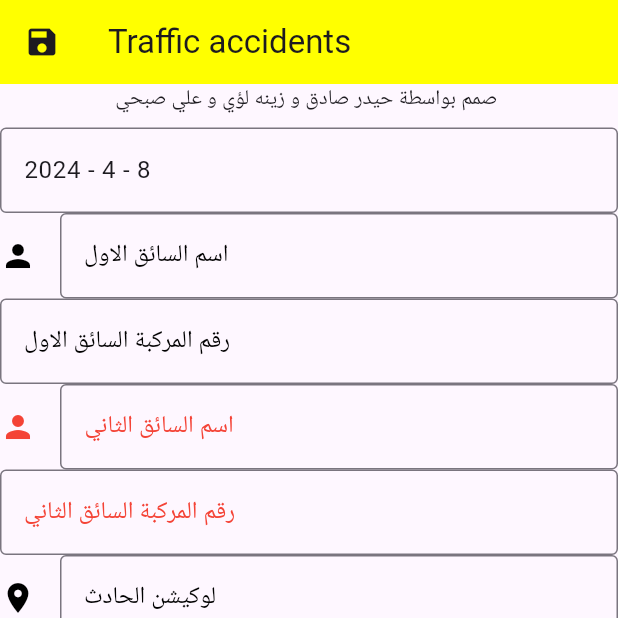
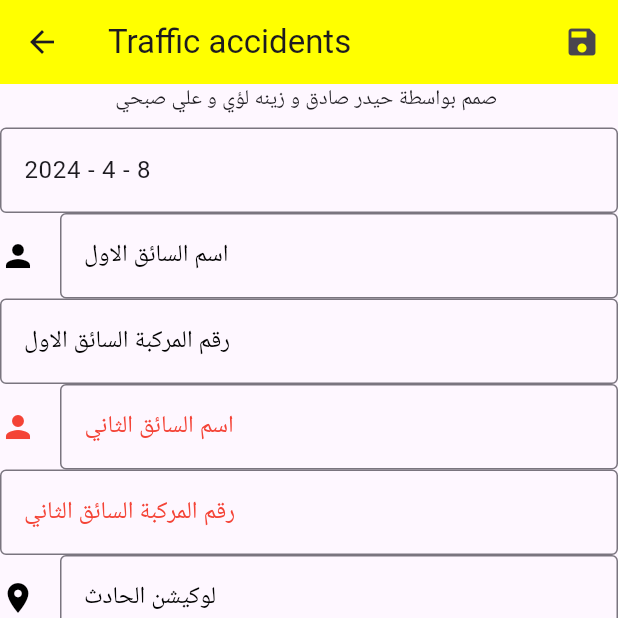
Before and after one commit to Alqdees/Traffic-accidents, a Flutter app: the MyHomePage screen opened directly, on a phone screen of 412 x 824 dp, the top half of it. Run offline on Flutter 3.47's test engine with Material 3 defaults, Android fonts, the light colour scheme and no system bars; our stand-ins replace geolocator, image_picker, permission_handler.

Commit message:
add none

```diff
--- a/lib/main.dart
+++ b/lib/main.dart
@@ -11,11 +11,12 @@ class MyApp extends StatelessWidget {
   const MyApp({super.key});
 
   // This widget is the root of your application.
+
+  //! Hello حيدر
   @override
   Widget build(BuildContext context) {
     return MaterialApp(
       debugShowCheckedModeBanner: false,
-
       title: 'Flutter Demo',
       theme: ThemeData(
         colorScheme: ColorScheme.fromSeed(seedColor: Colors.deepPurple),
--- a/lib/pages/MyHomePage.dart
+++ b/lib/pages/MyHomePage.dart
@@ -102,12 +102,14 @@ class _MyHomePageState extends State<MyHomePage> {
       appBar: AppBar(
         backgroundColor: Colors.yellowAccent,
         title: const Text('Traffic accidents'),
-        leading: IconButton(
-          icon: const Icon(Icons.save),
-          onPressed: () {
-            //! here to save data
-          },
-        ),
+        actions: [
+          IconButton(
+            icon: const Icon(Icons.save),
+            onPressed: () {
+              //! here to save data
+            },
+          ),
+        ],
       ),
       body: SingleChildScrollView(
         child: Column(
```
